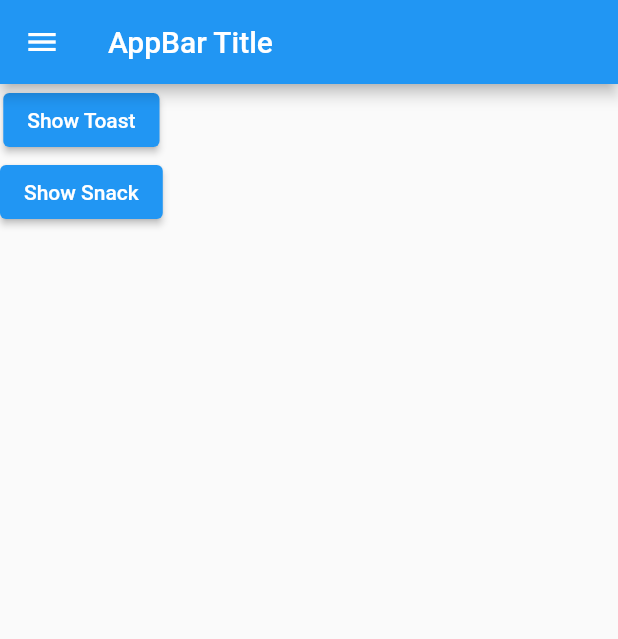
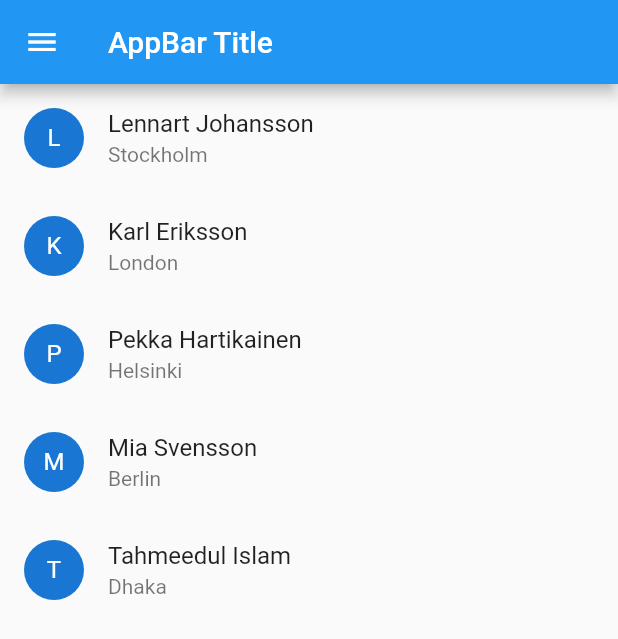
Before and after one commit to thetahmeed/Flutter, a Flutter app: the screen it shows after launch, on a phone screen of 412 x 824 dp. Shown: the top 639 px of the screen. Run offline on Flutter 3.47's test engine with Material 2 defaults, Android fonts, the phone set to English and light mode, and no system bars.

Commit message:
Read Local Json File

```diff
--- /dev/null
+++ b/eleven/assets/data.json
@@ -0,0 +1,22 @@
+[
+  {
+    "name": "Lennart Johansson",
+    "city": "Stockholm"
+  },
+  {
+    "name": "Karl Eriksson",
+    "city": "London"
+  },
+  {
+    "name": "Pekka Hartikainen",
+    "city": "Helsinki"
+  },
+  {
+    "name": "Mia Svensson",
+    "city": "Berlin"
+  },
+  {
+    "name" : "Tahmeedul Islam",
+    "city" : "Dhaka"
+  }
+]
--- a/eleven/lib/main.dart
+++ b/eleven/lib/main.dart
@@ -1,11 +1,9 @@
 import 'package:flutter/material.dart';
-import 'package:fluttertoast/fluttertoast.dart';
 
-Widget _makeAGap() {
-  return SizedBox(
-    width: 10,
-  );
-}
+import 'dart:async' show Future;
+import 'package:flutter/services.dart' show rootBundle;
+import 'dart:convert';
+import 'package:flutter/services.dart';
 
 void main() {
   runApp(MaterialApp(
@@ -20,29 +18,23 @@ class HomePage2 extends StatefulWidget {
 }
 
 class _HomePage2State extends State<HomePage2> {
+  List data;
 
-  _showToast(){
-    Fluttertoast.showToast(
-        msg: "This is Center Short Toast",
-        toastLength: Toast.LENGTH_LONG,
-        gravity: ToastGravity.CENTER,
-        timeInSecForIosWeb: 1,
-        backgroundColor: Colors.red,
-        textColor: Colors.white,
-        fontSize: 16.0
-    );
-    /*
-    Custom Toast will not work on android 11 and above,
-    it will only use msg and toastLength remaining
-    all properties are ignored
-    */
+  Future<String> loadJsonData() async {
+    var jsonText = await rootBundle.loadString('assets/data.json');
+    setState(() => data = json.decode(jsonText));
+    print(jsonText);
+  }
 
+  @override
+  void initState() {
+    super.initState();
+    this.loadJsonData();
   }
 
   @override
   Widget build(BuildContext context) {
     return Scaffold(
-
         appBar: AppBar(
           title: Text("AppBar Title"),
         ),
@@ -86,31 +78,20 @@ class _HomePage2State extends State<HomePage2> {
             ],
           ),
         ),
-
-      body: Column(
+        body: ListView.builder(
+          itemCount: data == null ? 0 : data.length,
+          itemBuilder: (BuildContext contex, int index) {
+            return Column(
               children: [
-          ElevatedButton(
-            child: Text("Show Toast"),
-            onPressed: () {
-              setState(() {
-                _showToast();
-              });
+                ListTile(
+                  leading: CircleAvatar(child: Text(data[index]["name"][0]),),
+                  title: Text(data[index]["name"]),
+                  subtitle: Text(data[index]["city"]),
+                )
+              ],
+            );
           },
-          ),
-          ElevatedButton(
-            child: Text("Show Snack"),
-            onPressed: () {
-              setState(() {
-                ScaffoldMessenger.of(context).showSnackBar(
-                  SnackBar(
-                    content: const Text('A SnackBar has been shown.'),
-                  ),
-                );
-              });
-            },
-          ),
-        ],
-      ),
+        )
     );
   }
 }
--- a/eleven/pubspec.yaml
+++ b/eleven/pubspec.yaml
@@ -54,6 +54,7 @@ flutter:
    - assets/images/notes.png
    - assets/images/dp2.jpg
    - assets/images/ss.jpg
+   - assets/data.json
    #- assets/images/ss.jpg
    #- assets/images/notes.png
 
```
Lines whose indentation alone changed are shown as unchanged.
